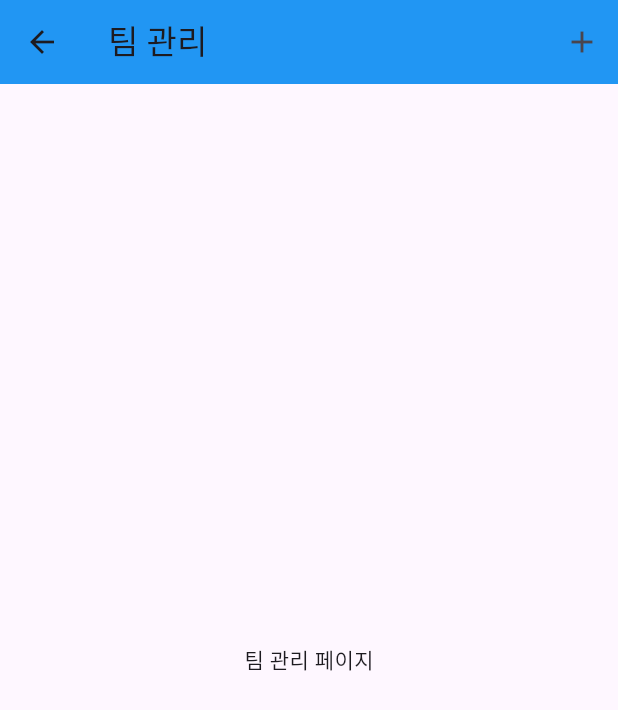
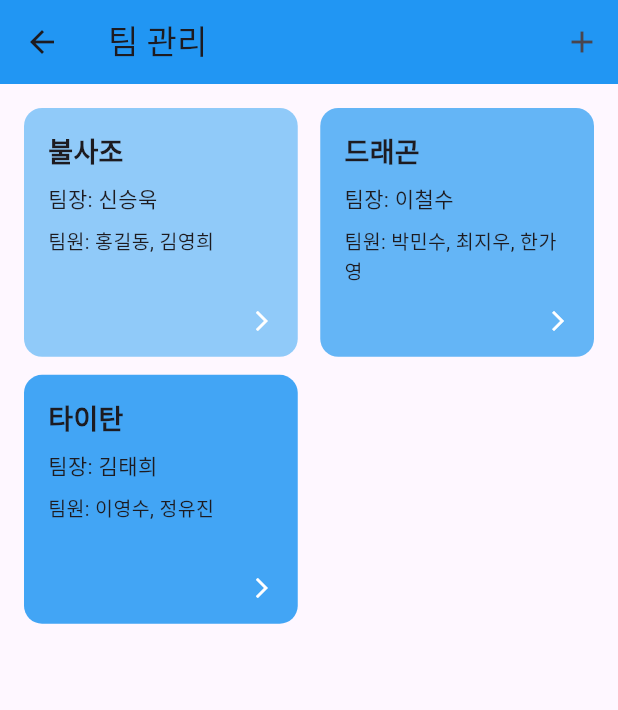
Before and after one commit to shinseunguk/Splitly, a Flutter app: the TeamCreateView screen opened directly, after a tap on "팀 생성", after a tap on the "info outline" icon, after a tap on "팀 관리", on a phone screen of 412 x 824 dp. Shown: the top 710 px of the screen. Run offline on Flutter 3.47's test engine with Material 3 defaults, Android fonts, the phone set to English and light mode, and no system bars; our stand-ins replace get.

Commit message:
💄 팀 삭제, 팀 조회 작업

```diff
--- a/lib/dataSource/team_create_data_source.dart
+++ b/lib/dataSource/team_data_source.dart
@@ -1,7 +1,34 @@
 import 'package:get/get.dart';
 import 'package:splitly/model/team_create_response.dart';
+import 'package:splitly/model/team_model.dart';
 
-class TeamCreateDataSource {
+class TeamDataSource {
+  Future<List<TeamModel>> fetchTeams() async {
+    // 실제 API 연동 시에는 http 패키지 등으로 GET 요청을 보내고, 응답을 파싱합니다.
+    // 아래는 예시/mock 데이터입니다.
+    await Future.delayed(const Duration(milliseconds: 500));
+    return [
+      TeamModel(
+        teamId: 1,
+        teamName: '불사조',
+        teamLeader: '신승욱',
+        members: ['홍길동', '김영희'],
+      ),
+      TeamModel(
+        teamId: 2,
+        teamName: '드래곤',
+        teamLeader: '이철수',
+        members: ['박민수', '최지우', '한가영'],
+      ),
+      TeamModel(
+        teamId: 3,
+        teamName: '타이탄',
+        teamLeader: '김태희',
+        members: ['이영수', '정유진'],
+      ),
+    ];
+  }
+
   Future<TeamCreateResponse> createTeam({
     required String teamName,
     required String leader,
@@ -35,4 +62,12 @@ class TeamCreateDataSource {
     await Future.delayed(const Duration(seconds: 1));
     return TeamCreateResponse(teamId: teamId, message: '팀이 성공적으로 수정되었습니다.');
   }
+
+  Future<void> deleteTeam(int teamId) async {
+    // 실제 API 연동 시에는 http DELETE 요청을 보내고, 응답을 파싱합니다.
+    // 아래는 예시/mock 동작입니다.
+    print('팀 삭제 요청: teamId=$teamId');
+    await Future.delayed(const Duration(milliseconds: 500));
+    // 실제로는 성공/실패 응답을 반환할 수 있음
+  }
 }
--- /dev/null
+++ b/lib/model/team_model.dart
@@ -0,0 +1,30 @@
+class TeamModel {
+  final int teamId;
+  final String teamName;
+  final String teamLeader;
+  final List<String> members;
+
+  TeamModel({
+    required this.teamId,
+    required this.teamName,
+    required this.teamLeader,
+    required this.members,
+  });
+
+  factory TeamModel.fromJson(Map<String, dynamic> json) {
+    return TeamModel(
+      teamId: json['teamId'] as int,
+      teamName: json['teamName'] as String,
+      teamLeader: json['teamLeader'] as String,
+      members:
+          (json['members'] as List<dynamic>).map((e) => e as String).toList(),
+    );
+  }
+
+  Map<String, dynamic> toJson() => {
+    'teamId': teamId,
+    'teamName': teamName,
+    'teamLeader': teamLeader,
+    'members': members,
+  };
+}
--- a/lib/repository/team_create_repository.dart
+++ b/lib/repository/team_repository.dart
@@ -1,11 +1,16 @@
-import 'package:splitly/dataSource/team_create_data_source.dart';
+import 'package:splitly/dataSource/team_data_source.dart';
 import 'package:splitly/model/team_create_response.dart';
+import 'package:splitly/model/team_model.dart';
 
-class TeamCreateRepository {
-  final TeamCreateDataSource _dataSource;
+class TeamRepository {
+  final TeamDataSource _dataSource;
 
-  TeamCreateRepository({TeamCreateDataSource? dataSource})
-    : _dataSource = dataSource ?? TeamCreateDataSource();
+  TeamRepository({TeamDataSource? dataSource})
+    : _dataSource = dataSource ?? TeamDataSource();
+
+  Future<List<TeamModel>> fetchTeams() {
+    return _dataSource.fetchTeams();
+  }
 
   Future<TeamCreateResponse> createTeam({
     required String teamName,
@@ -32,4 +37,8 @@ class TeamCreateRepository {
       members: members,
     );
   }
+
+  Future<void> deleteTeam(int teamId) {
+    return _dataSource.deleteTeam(teamId);
+  }
 }
--- a/lib/view/team_create_view.dart
+++ b/lib/view/team_create_view.dart
@@ -1,27 +1,19 @@
 import 'package:flutter/material.dart';
 import 'package:get/get.dart';
+import 'package:splitly/model/team_model.dart';
 import 'package:splitly/viewModel/team_create_view_model.dart';
 
 class TeamCreateView extends StatefulWidget {
-  final int? initTeamId;
-  final String? initialTeamName;
-  final String? initialLeader;
-  final List<String>? initialMembers;
+  final TeamModel? teamModel;
 
-  const TeamCreateView({
-    super.key,
-    this.initTeamId,
-    this.initialTeamName,
-    this.initialLeader,
-    this.initialMembers,
-  });
+  const TeamCreateView({super.key, this.teamModel});
 
   @override
   State<TeamCreateView> createState() => _TeamCreateViewState();
 }
 
 class _TeamCreateViewState extends State<TeamCreateView> {
-  final TeamCreateViewModel _viewModel = Get.put(TeamCreateViewModel());
+  final TeamViewModel _viewModel = Get.put(TeamViewModel());
   late final TextEditingController _teamNameController;
   late final TextEditingController _leaderController;
   late final List<TextEditingController> _memberControllers;
@@ -29,28 +21,29 @@ class _TeamCreateViewState extends State<TeamCreateView> {
   late final String _titleText;
 
   @override
-  void didChangeDependencies() {
-    super.didChangeDependencies();
-    _isEditMode = widget.initTeamId != null;
-    _titleText = _isEditMode ? '팀 수정' : '팀 생성';
-  }
-
-  @override
   void initState() {
     super.initState();
+    _isEditMode = widget.teamModel != null;
+    _titleText = _isEditMode ? '팀 수정' : '팀 생성';
     _teamNameController = TextEditingController(
-      text: widget.initialTeamName ?? '',
+      text: widget.teamModel?.teamName ?? '',
     );
-    _leaderController = TextEditingController(text: widget.initialLeader ?? '');
+    _leaderController = TextEditingController(
+      text: widget.teamModel?.teamLeader ?? '',
+    );
+    final members = widget.teamModel?.members ?? [];
     _memberControllers = List.generate(
       5,
-      (i) => TextEditingController(
-        text:
-            widget.initialMembers != null && i < widget.initialMembers!.length
-                ? widget.initialMembers![i]
-                : '',
-      ),
+      (i) => TextEditingController(text: i < members.length ? members[i] : ''),
     );
+    // 성공 메시지 감지 후 뒤로가기 (build가 아닌 initState에서 등록!)
+    ever(_viewModel.creatResponse, (res) {
+      if (!mounted) return;
+      if ((res != null && res.message == '팀이 성공적으로 생성되었습니다.') ||
+          (res != null && res.message == '팀이 성공적으로 수정되었습니다.')) {
+        Navigator.of(context).pop();
+      }
+    });
   }
 
   @override
@@ -65,14 +58,6 @@ class _TeamCreateViewState extends State<TeamCreateView> {
 
   @override
   Widget build(BuildContext context) {
-    // 성공 메시지 감지 후 뒤로가기
-    ever(_viewModel.response, (res) {
-      if ((res != null && res.message == '팀이 성공적으로 생성되었습니다.') ||
-          (res != null && res.message == '팀이 성공적으로 수정되었습니다.')) {
-        Navigator.of(context).pop(); // 무조건 한 번만 pop
-      }
-    });
-
     return Scaffold(
       appBar: AppBar(title: Text(_titleText), backgroundColor: Colors.blue),
       body: Obx(() {
@@ -120,26 +105,23 @@ class _TeamCreateViewState extends State<TeamCreateView> {
                       height: 48,
                       child: ElevatedButton(
                         onPressed: () {
-                          if (_titleText == '팀 생성') {
+                          final members =
+                              _memberControllers
+                                  .map((c) => c.text)
+                                  .where((name) => name.isNotEmpty)
+                                  .toList();
+                          if (!_isEditMode) {
                             _viewModel.createTeam(
                               teamName: _teamNameController.text,
                               leader: _leaderController.text,
-                              members:
-                                  _memberControllers
-                                      .map((c) => c.text)
-                                      .where((name) => name.isNotEmpty)
-                                      .toList(),
+                              members: members,
                             );
-                          } else if (_titleText == '팀 수정') {
+                          } else if (_isEditMode && widget.teamModel != null) {
                             _viewModel.updateTeam(
-                              teamId: widget.initTeamId!,
+                              teamId: widget.teamModel!.teamId,
                               teamName: _teamNameController.text,
                               leader: _leaderController.text,
-                              members:
-                                  _memberControllers
-                                      .map((c) => c.text)
-                                      .where((name) => name.isNotEmpty)
-                                      .toList(),
+                              members: members,
                             );
                           }
                         },
--- a/lib/view/team_manage_view.dart
+++ b/lib/view/team_manage_view.dart
@@ -1,8 +1,47 @@
 import 'package:flutter/material.dart';
+import 'package:get/get.dart';
+import 'package:splitly/main.dart' show routeObserver;
 import 'package:splitly/view/team_create_view.dart';
+import 'package:splitly/model/team_model.dart';
+import 'package:splitly/viewModel/team_create_view_model.dart';
 
-class TeamManageView extends StatelessWidget {
+class TeamManageView extends StatefulWidget {
   const TeamManageView({super.key});
+
+  @override
+  State<TeamManageView> createState() => _TeamMangeViewState();
+}
+
+class _TeamMangeViewState extends State<TeamManageView> with RouteAware {
+  final TeamViewModel _viewModel = Get.put(TeamViewModel());
+
+  @override
+  void didChangeDependencies() {
+    super.didChangeDependencies();
+    routeObserver.subscribe(this, ModalRoute.of(context)! as PageRoute);
+  }
+
+  @override
+  void dispose() {
+    routeObserver.unsubscribe(this);
+    super.dispose();
+  }
+
+  @override
+  void didPush() {
+    _viewModel.fetchTeams();
+  }
+
+  @override
+  void didPopNext() {
+    _viewModel.fetchTeams();
+  }
+
+  @override
+  void initState() {
+    super.initState();
+    _viewModel.fetchTeams();
+  }
 
   @override
   Widget build(BuildContext context) {
@@ -22,7 +61,110 @@ class TeamManageView extends StatelessWidget {
           ),
         ],
       ),
-      body: const Center(child: Text('팀 관리 페이지')),
+      body: Obx(() {
+        if (_viewModel.isLoading.value) {
+          return const Center(child: CircularProgressIndicator());
+        }
+        if (_viewModel.errorMessage.isNotEmpty) {
+          return Center(child: Text('에러: ${_viewModel.errorMessage.value}'));
+        }
+        final teams = _viewModel.selectResponse.value ?? [];
+        if (teams.isEmpty) {
+          return const Center(child: Text('팀이 없습니다.'));
+        }
+        return GridView.builder(
+          padding: const EdgeInsets.all(16.0),
+          gridDelegate: const SliverGridDelegateWithFixedCrossAxisCount(
+            crossAxisCount: 2,
+            crossAxisSpacing: 15.0,
+            mainAxisSpacing: 12.0,
+            childAspectRatio: 1.1,
+          ),
+          itemCount: teams.length,
+          itemBuilder: (context, index) {
+            final team = teams[index];
+            return teamContainer(
+              team: team,
+              onTap: () {
+                Navigator.push(
+                  context,
+                  MaterialPageRoute(
+                    builder: (context) => TeamCreateView(teamModel: team),
+                  ),
+                );
+              },
+            );
+          },
+        );
+      }),
     );
   }
+
+  Widget teamContainer({
+    required TeamModel team,
+    VoidCallback? onTap,
+  }) => GestureDetector(
+    onTap: onTap,
+    onLongPress: () async {
+      final result = await showDialog<bool>(
+        context: context,
+        builder:
+            (context) => AlertDialog(
+              title: const Text('팀 삭제'),
+              content: Text('정말 "${team.teamName}" 팀을 삭제하시겠습니까?'),
+              actions: [
+                TextButton(
+                  onPressed: () => Navigator.of(context).pop(false),
+                  child: const Text('취소'),
+                ),
+                TextButton(
+                  onPressed: () => Navigator.of(context).pop(true),
+                  child: const Text('삭제', style: TextStyle(color: Colors.red)),
+                ),
+              ],
+            ),
+      );
+      if (result == true) {
+        // TODO: 실제 삭제 로직 연결 필요 (예: _viewModel.deleteTeam(team.teamId))
+        _viewModel.deleteTeam(team.teamId);
+      }
+    },
+    child: Container(
+      decoration: BoxDecoration(
+        color: Colors.blue[100 * ((team.teamId % 8) + 1)],
+        borderRadius: BorderRadius.circular(12),
+      ),
+      child: Padding(
+        padding: const EdgeInsets.all(16.0),
+        child: Column(
+          crossAxisAlignment: CrossAxisAlignment.start,
+          children: [
+            Text(
+              team.teamName,
+              style: const TextStyle(fontSize: 18, fontWeight: FontWeight.bold),
+            ),
+            const SizedBox(height: 8),
+            Text(
+              '팀장: ${team.teamLeader}',
+              style: const TextStyle(fontSize: 14),
+            ),
+            const SizedBox(height: 8),
+            Text(
+              '팀원: ${team.members.join(', ')}',
+              style: const TextStyle(fontSize: 13),
+            ),
+            const Spacer(),
+            Align(
+              alignment: Alignment.bottomRight,
+              child: Icon(
+                Icons.arrow_forward_ios,
+                size: 16,
+                color: Colors.white,
+              ),
+            ),
+          ],
+        ),
+      ),
+    ),
+  );
 }
--- a/lib/viewModel/team_create_view_model.dart
+++ b/lib/viewModel/team_create_view_model.dart
@@ -1,15 +1,30 @@
 import 'package:get/get.dart';
 import 'package:splitly/model/team_create_response.dart';
-import 'package:splitly/repository/team_create_repository.dart';
+import 'package:splitly/model/team_model.dart';
+import 'package:splitly/repository/team_repository.dart';
 
-class TeamCreateViewModel extends GetxController {
-  final TeamCreateRepository _repository;
-  TeamCreateViewModel({TeamCreateRepository? repository})
-    : _repository = repository ?? TeamCreateRepository();
+class TeamViewModel extends GetxController {
+  final TeamRepository _repository;
+  TeamViewModel({TeamRepository? repository})
+    : _repository = repository ?? TeamRepository();
 
   var isLoading = false.obs;
-  var response = Rxn<TeamCreateResponse>();
+  var creatResponse = Rxn<TeamCreateResponse>();
+  var selectResponse = Rxn<List<TeamModel>>();
   var errorMessage = ''.obs;
+
+  Future<void> fetchTeams() async {
+    isLoading.value = true;
+    errorMessage.value = '';
+    try {
+      final teams = await _repository.fetchTeams();
+      selectResponse.value = teams;
+    } catch (e) {
+      errorMessage.value = e.toString();
+    } finally {
+      isLoading.value = false;
+    }
+  }
 
   Future<void> createTeam({
     required String teamName,
@@ -24,7 +39,7 @@ class TeamCreateViewModel extends GetxController {
         leader: leader,
         members: members,
       );
-      response.value = result;
+      creatResponse.value = result;
     } catch (e) {
       errorMessage.value = e.toString();
     } finally {
@@ -47,7 +62,21 @@ class TeamCreateViewModel extends GetxController {
         leader: leader,
         members: members,
       );
-      response.value = result;
+      creatResponse.value = result;
+    } catch (e) {
+      errorMessage.value = e.toString();
+    } finally {
+      isLoading.value = false;
+    }
+  }
+
+  Future<void> deleteTeam(int teamId) async {
+    isLoading.value = true;
+    errorMessage.value = '';
+    try {
+      await _repository.deleteTeam(teamId);
+      // 삭제 후 목록 갱신
+      await fetchTeams();
     } catch (e) {
       errorMessage.value = e.toString();
     } finally {
```
